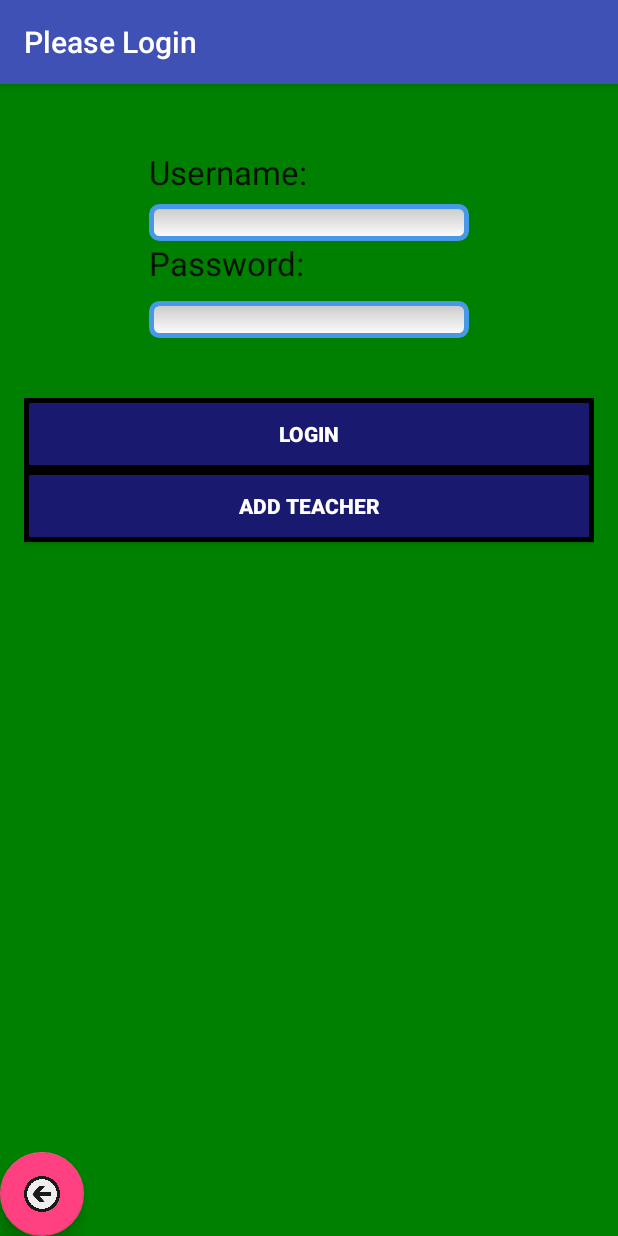
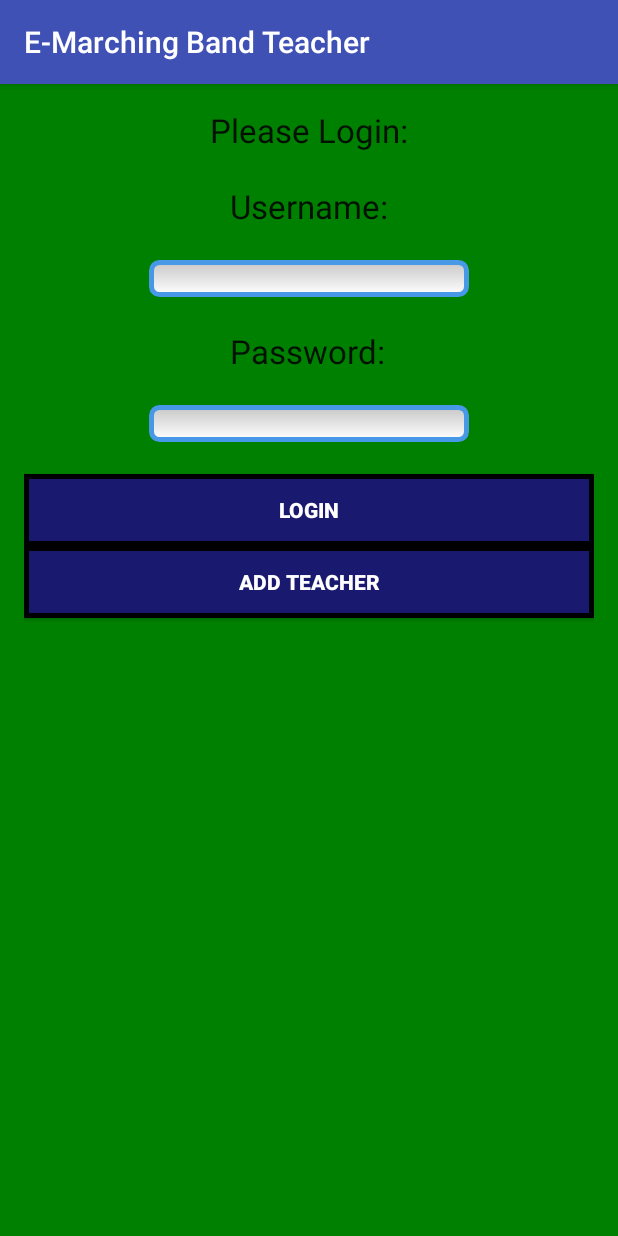
Before and after one commit to sabrinthamed/harmonyTeacher, an Android app: the screen it shows after launch (MainActivity), on a phone screen of 412 x 824 dp. Run offline under Robolectric (Android 15) with nearby library versions, the phone set to English and light mode, and no system bars.

Commit message:
tweak
tweak

```diff
--- a/app/src/main/java/com/example/jhoang/mysqldemo/AddStudents.java
+++ b/app/src/main/java/com/example/jhoang/mysqldemo/AddStudents.java
@@ -5,13 +5,11 @@ import android.content.Intent;
 import android.os.Bundle;
 import android.support.design.widget.FloatingActionButton;
 import android.support.v7.app.AppCompatActivity;
-import android.support.v7.widget.Toolbar;
 import android.view.Menu;
 import android.view.MenuInflater;
 import android.view.MenuItem;
 import android.view.View;
 import android.widget.EditText;
-import android.widget.ListView;
 
 public class AddStudents extends AppCompatActivity {
     EditText StudentIDET, NameET, UsernameET, PasswordET, InstrumentET, ClassET, FieldNumET;
--- a/app/src/main/java/com/example/jhoang/mysqldemo/MainActivity.java
+++ b/app/src/main/java/com/example/jhoang/mysqldemo/MainActivity.java
@@ -2,7 +2,6 @@ package com.example.jhoang.mysqldemo;
 
 import android.content.Intent;
 import android.os.Bundle;
-import android.support.design.widget.FloatingActionButton;
 import android.support.v4.app.NotificationCompat;
 import android.support.v7.app.AppCompatActivity;
 import android.support.v7.widget.Toolbar;
@@ -26,7 +25,7 @@ public class MainActivity extends AppCompatActivity {
 
 
         Toolbar toolbar = (Toolbar) findViewById(R.id.toolbar);
-        toolbar.setTitle("Please Login");
+        toolbar.setTitle("E-Marching Band Teacher");
         setSupportActionBar(toolbar);
         OnClickButtonListener();
 
@@ -37,14 +36,6 @@ public class MainActivity extends AppCompatActivity {
         notification.setAutoCancel(true);
 
         OnClickButtonListener();
-
-        FloatingActionButton fab = (FloatingActionButton) findViewById(R.id.fab);
-        fab.setOnClickListener(new View.OnClickListener() {
-            @Override
-            public void onClick(View view) {
-                finish();
-            }
-        });
 
     }
 
--- a/app/src/main/res/layout/activity_add_teacher.xml
+++ b/app/src/main/res/layout/activity_add_teacher.xml
@@ -15,6 +15,7 @@
 
     </android.support.design.widget.AppBarLayout>
 
+
     <include layout="@layout/content_add_teacher" />
 
     <android.support.design.widget.FloatingActionButton
--- a/app/src/main/res/layout/activity_main.xml
+++ b/app/src/main/res/layout/activity_main.xml
@@ -25,15 +25,6 @@
 
     </android.support.design.widget.AppBarLayout>
 
-    <android.support.design.widget.FloatingActionButton
-        android:id="@+id/fab"
-        android:layout_width="wrap_content"
-        android:layout_height="wrap_content"
-        android:layout_gravity="bottom|left"
-        android:src="@drawable/backbutton"
-        android:layout_alignParentBottom="true"
-        android:layout_alignParentLeft="true"
-        android:layout_alignParentStart="true" />
 
     <include layout="@layout/content_main"/>
 
--- a/app/src/main/res/layout/activity_main_page_selection.xml
+++ b/app/src/main/res/layout/activity_main_page_selection.xml
@@ -1,6 +1,4 @@
 <?xml version="1.0" encoding="utf-8"?>
-
-
 
 <android.support.design.widget.CoordinatorLayout xmlns:android="http://schemas.android.com/apk/res/android"
     xmlns:app="http://schemas.android.com/apk/res-auto"
--- a/app/src/main/res/layout/content_coordinate__set_list.xml
+++ b/app/src/main/res/layout/content_coordinate__set_list.xml
@@ -35,10 +35,10 @@
             android:textStyle="bold"
             />
         <Button
-            android:id="@+id/deleteall"
+            android:id="@+id/refresh"
             android:layout_width="fill_parent"
             android:layout_height="wrap_content"
-            android:text="Delete All"
+            android:text="Refresh"
             android:background="@drawable/border"
             android:textColor="#ffffff"
             android:textStyle="bold"
--- a/app/src/main/res/layout/content_main.xml
+++ b/app/src/main/res/layout/content_main.xml
@@ -19,10 +19,10 @@
         android:inputType="textPersonName"
         android:ems="10"
         android:id="@+id/etUsername"
-        android:layout_marginTop="64dp"
-        android:layout_alignParentTop="true"
-        android:layout_centerHorizontal="true"
-        android:background="@drawable/edittextstyle"/>
+        android:layout_marginTop="21dp"
+        android:background="@drawable/edittextstyle"
+        android:layout_below="@+id/textView8"
+        android:layout_centerHorizontal="true" />
 
     <EditText
         android:layout_width="wrap_content"
@@ -30,10 +30,11 @@
         android:inputType="textPassword"
         android:ems="10"
         android:id="@+id/etPassword"
-        android:layout_below="@+id/etUsername"
-        android:layout_centerHorizontal="true"
-        android:layout_marginTop="40dp"
-        android:background="@drawable/edittextstyle"/>
+        android:layout_marginTop="21dp"
+        android:background="@drawable/edittextstyle"
+        android:layout_below="@+id/textView9"
+        android:layout_alignLeft="@+id/etUsername"
+        android:layout_alignStart="@+id/etUsername" />
 
     <Button
         android:layout_width="fill_parent"
@@ -41,13 +42,13 @@
         android:text="Login"
         android:id="@+id/btnLogin"
         android:onClick="OnLogin"
-        android:layout_marginTop="40dp"
+        android:layout_marginTop="21dp"
+        android:textColor="#ffffff"
+        android:textStyle="bold"
+        android:background="@drawable/border"
         android:layout_below="@+id/etPassword"
         android:layout_alignParentLeft="true"
-        android:layout_alignParentStart="true"
-        android:textColor="#ffffff"
-        android:textStyle="bold"
-        android:background="@drawable/border"/>
+        android:layout_alignParentStart="true" />
 
 
 
@@ -56,10 +57,12 @@
         android:layout_height="wrap_content"
         android:text="Add Teacher"
         android:id="@+id/btnAddTeacher"
-        android:layout_below="@+id/btnLogin"
         android:textColor="#ffffff"
         android:textStyle="bold"
-        android:background="@drawable/border"/>
+        android:background="@drawable/border"
+        android:layout_below="@+id/btnLogin"
+        android:layout_alignParentRight="true"
+        android:layout_alignParentEnd="true" />
 
     <TextView
         android:layout_width="wrap_content"
@@ -67,10 +70,9 @@
         android:textAppearance="?android:attr/textAppearanceLarge"
         android:text="Username:"
         android:id="@+id/textView8"
-        android:layout_alignParentTop="true"
-        android:layout_alignLeft="@+id/etUsername"
-        android:layout_alignStart="@+id/etUsername"
-        android:layout_marginTop="28dp" />
+        android:layout_marginTop="21dp"
+        android:layout_below="@+id/textView10"
+        android:layout_centerHorizontal="true" />
 
     <TextView
         android:layout_width="wrap_content"
@@ -79,6 +81,16 @@
         android:text="Password:"
         android:id="@+id/textView9"
         android:layout_below="@+id/etUsername"
-        android:layout_alignLeft="@+id/etUsername"
-        android:layout_alignStart="@+id/etUsername" />
+        android:layout_alignLeft="@+id/textView8"
+        android:layout_alignStart="@+id/textView8"
+        android:layout_marginTop="21dp" />
+
+    <TextView
+        android:layout_width="wrap_content"
+        android:layout_height="wrap_content"
+        android:textAppearance="?android:attr/textAppearanceLarge"
+        android:text="Please Login:"
+        android:id="@+id/textView10"
+        android:layout_alignParentTop="true"
+        android:layout_centerHorizontal="true" />
 </RelativeLayout>
--- a/app/src/main/res/layout/content_music__mvt_list.xml
+++ b/app/src/main/res/layout/content_music__mvt_list.xml
@@ -22,7 +22,7 @@
             android:layout_width="wrap_content"
             android:layout_height="wrap_content"
             android:textAppearance="?android:attr/textAppearanceLarge"
-            android:text="Music MVT"
+            android:text="Music Movement"
             android:layout_gravity="center_horizontal" />
 
         <Button
```
Also changed, not shown: app/src/main/res/layout/content_notification.xml (+5 -4 lines), app/src/main/res/values/strings.xml (+15 -12 lines).
